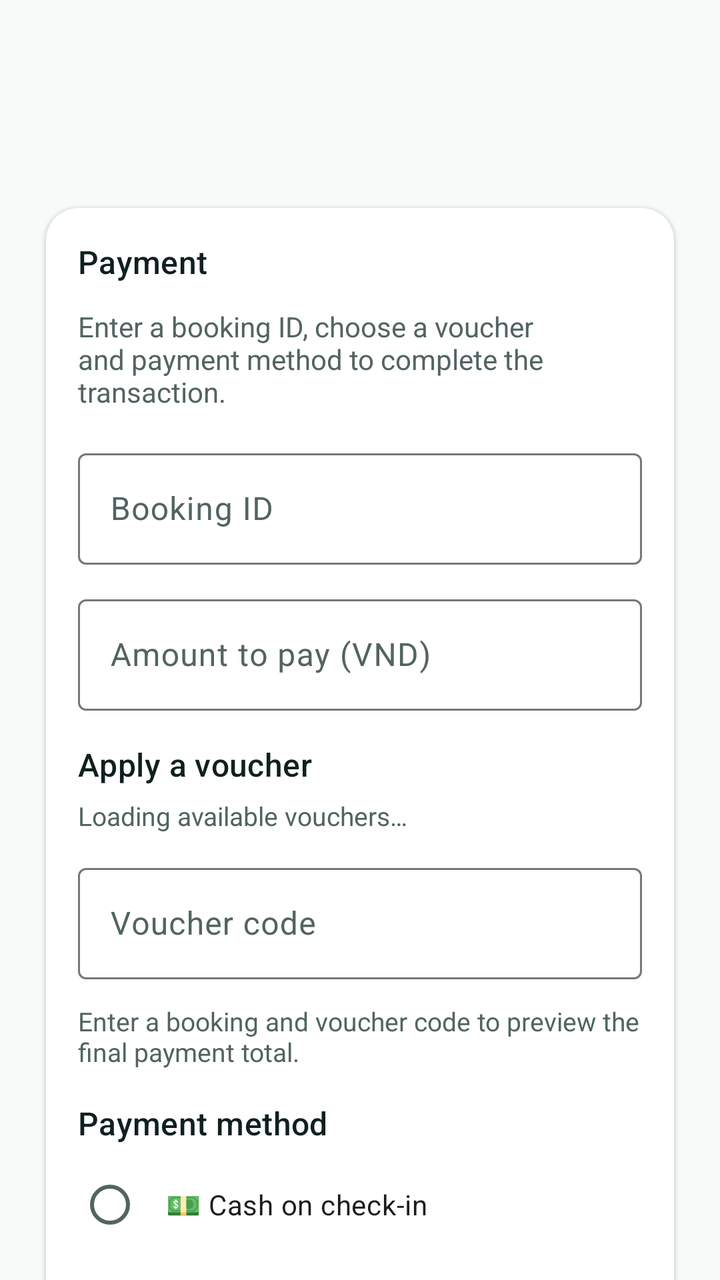
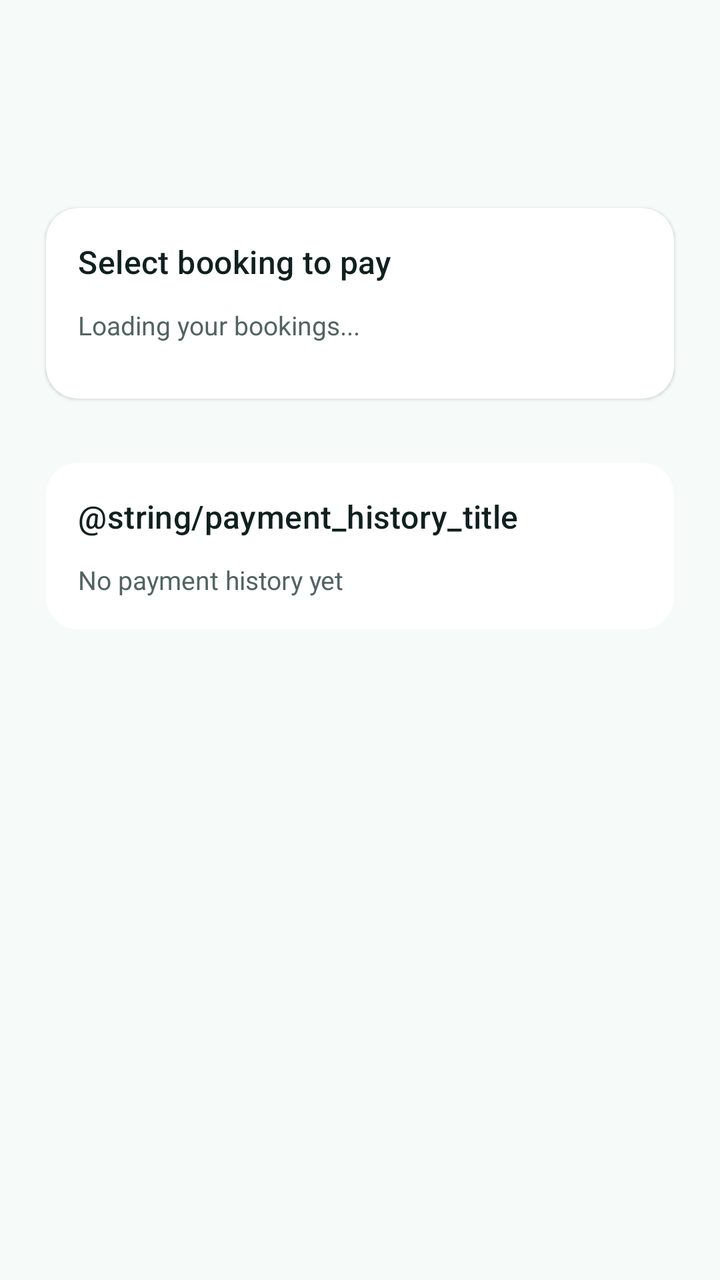

The first picture is an Android layout as it rendered before a commit; the second is the same layout after the commit. The layout source and the unified diff follow.
<!-- AndroidManifest.xml: application theme Theme.Hotelapp_test2 -->
<!-- res/layout/activity_payment.xml -->
<?xml version="1.0" encoding="utf-8"?>
<LinearLayout xmlns:android="http://schemas.android.com/apk/res/android"
    xmlns:app="http://schemas.android.com/apk/res-auto"
    android:layout_width="match_parent"
    android:layout_height="match_parent"
    android:background="@color/surface_base"
    android:orientation="vertical">

    <com.google.android.material.appbar.MaterialToolbar
        android:id="@+id/toolbar"
        android:layout_width="match_parent"
        android:layout_height="wrap_content"
        android:layout_marginStart="@dimen/space_m"
        android:layout_marginTop="@dimen/space_m"
        android:layout_marginEnd="@dimen/space_m" />

    <androidx.core.widget.NestedScrollView
        android:layout_width="match_parent"
        android:layout_height="0dp"
        android:layout_weight="1"
        android:fillViewport="true">

        <LinearLayout
            android:layout_width="match_parent"
            android:layout_height="wrap_content"
            android:orientation="vertical"
            android:padding="@dimen/space_m">

            
            <com.google.android.material.card.MaterialCardView
                android:id="@+id/paymentFormCard"
                style="@style/Widget.Hotel.Card"
                android:layout_width="match_parent"
                android:layout_height="wrap_content">

                <LinearLayout
                    android:layout_width="match_parent"
                    android:layout_height="wrap_content"
                    android:orientation="vertical"
                    android:padding="@dimen/space_m">

                    <TextView
                        style="@style/TextAppearance.Hotel.SectionTitle"
                        android:layout_width="wrap_content"
                        android:layout_height="wrap_content"
                        android:text="@string/payment_title" />

                    <TextView
                        android:layout_width="match_parent"
                        android:layout_height="wrap_content"
                        android:layout_marginTop="@dimen/space_s"
                        android:text="@string/payment_description"
                        android:textColor="@color/text_secondary" />

                    
                    <com.google.android.material.textfield.TextInputLayout
                        android:id="@+id/paymentBookingIdLayout"
                        style="@style/Widget.Material3.TextInputLayout.OutlinedBox"
                        android:layout_width="match_parent"
                        android:layout_height="wrap_content"
                        android:layout_marginTop="@dimen/space_m"
                        android:hint="@string/payment_booking_hint">

                        <com.google.android.material.textfield.TextInputEditText
                            android:id="@+id/paymentBookingId"
                            android:layout_width="match_parent"
                            android:layout_height="wrap_content" />
                    </com.google.android.material.textfield.TextInputLayout>

                    
                    <com.google.android.material.textfield.TextInputLayout
                        android:id="@+id/paymentAmountLayout"
                        style="@style/Widget.Material3.TextInputLayout.OutlinedBox"
                        android:layout_width="match_parent"
                        android:layout_height="wrap_content"
                        android:layout_marginTop="@dimen/space_s"
                        android:hint="@string/payment_amount_hint">

                        <com.google.android.material.textfield.TextInputEditText
                            android:id="@+id/paymentAmount"
                            android:layout_width="match_parent"
                            android:layout_height="wrap_content"
                            android:inputType="numberDecimal" />
                    </com.google.android.material.textfield.TextInputLayout>

                    
                    <TextView
                        style="@style/TextAppearance.Hotel.SectionTitle"
                        android:layout_width="wrap_content"
                        android:layout_height="wrap_content"
                        android:layout_marginTop="@dimen/space_m"
                        android:text="@string/payment_voucher_section_title" />

                    <TextView
                        android:id="@+id/paymentVoucherLoading"
                        android:layout_width="match_parent"
                        android:layout_height="wrap_content"
                        android:layout_marginTop="@dimen/space_xs"
                        android:text="@string/payment_voucher_loading"
                        android:textColor="@color/text_secondary"
                        android:textSize="13sp" />

                    <LinearLayout
                        android:id="@+id/paymentVoucherListContainer"
                        android:layout_width="match_parent"
                        android:layout_height="wrap_content"
                        android:layout_marginTop="@dimen/space_xs"
                        android:orientation="vertical"
                        android:visibility="gone" />

                    <TextView
                        android:id="@+id/paymentSelectedVoucherText"
                        android:layout_width="match_parent"
                        android:layout_height="wrap_content"
                        android:layout_marginTop="@dimen/space_xs"
                        android:textColor="@color/text_secondary"
                        android:textSize="13sp"
                        android:visibility="gone" />

                    
                    <com.google.android.material.textfield.TextInputLayout
                        android:id="@+id/paymentVoucherCodeLayout"
                        style="@style/Widget.Material3.TextInputLayout.OutlinedBox"
                        android:layout_width="match_parent"
                        android:layout_height="wrap_content"
                        android:layout_marginTop="@dimen/space_s"
                        android:hint="@string/voucher_code_hint">

                        <com.google.android.material.textfield.TextInputEditText
                            android:id="@+id/paymentVoucherCode"
                            android:layout_width="match_parent"
                            android:layout_height="wrap_content" />
                    </com.google.android.material.textfield.TextInputLayout>

                    
                    <TextView
                        android:id="@+id/paymentSummaryText"
                        android:layout_width="match_parent"
                        android:layout_height="wrap_content"
                        android:layout_marginTop="@dimen/space_s"
                        android:text="@string/payment_summary_empty"
                        android:textColor="@color/text_secondary"
                        android:textSize="13sp" />

                    
                    <TextView
                        style="@style/TextAppearance.Hotel.SectionTitle"
                        android:layout_width="wrap_content"
                        android:layout_height="wrap_content"
                        android:layout_marginTop="@dimen/space_m"
                        android:text="@string/payment_method_title" />

                    <RadioGroup
                        android:id="@+id/paymentMethodGroup"
                        android:layout_width="match_parent"
                        android:layout_height="wrap_content"
                        android:layout_marginTop="@dimen/space_xs"
                        android:orientation="vertical">

                        <RadioButton
                            android:id="@+id/radioMethodCash"
                            android:layout_width="match_parent"
                            android:layout_height="wrap_content"
                            android:paddingStart="@dimen/space_s"
                            android:paddingEnd="@dimen/space_s"
                            android:text="@string/payment_method_cash" />

                        <RadioButton
                            android:id="@+id/radioMethodQR"
                            android:layout_width="match_parent"
                            android:layout_height="wrap_content"
                            android:paddingStart="@dimen/space_s"
                            android:paddingEnd="@dimen/space_s"
                            android:text="@string/payment_method_qr" />

                        <RadioButton
                            android:id="@+id/radioMethodCard"
                            android:layout_width="match_parent"
                            android:layout_height="wrap_content"
                            android:paddingStart="@dimen/space_s"
                            android:paddingEnd="@dimen/space_s"
                            android:text="@string/payment_method_card" />
                    </RadioGroup>

                    
                    <com.google.android.material.card.MaterialCardView
                        android:id="@+id/paymentQrCard"
                        style="@style/Widget.Hotel.Card"
                        android:layout_width="match_parent"
                        android:layout_height="wrap_content"
                        android:layout_marginTop="@dimen/space_s"
                        android:visibility="gone">

                        <LinearLayout
                            android:layout_width="match_parent"
                            android:layout_height="wrap_content"
                            android:gravity="center"
                            android:orientation="vertical"
                            android:padding="@dimen/space_m">

                            <TextView
                                android:layout_width="wrap_content"
                                android:layout_height="wrap_content"
                                android:text="@string/payment_qr_title"
                                android:textColor="@color/text_primary"
                                android:textSize="15sp"
                                android:textStyle="bold" />

                            <ImageView
                                android:id="@+id/paymentQrImage"
                                android:layout_width="200dp"
                                android:layout_height="200dp"
                                android:layout_marginTop="@dimen/space_s"
                                android:contentDescription="@string/payment_qr_title"
                                android:scaleType="fitCenter" />

                            <TextView
                                android:id="@+id/paymentQrBankInfo"
                                android:layout_width="wrap_content"
                                android:layout_height="wrap_content"
                                android:layout_marginTop="@dimen/space_s"
                                android:gravity="center"
                                android:textColor="@color/text_secondary"
                                android:textSize="13sp" />
                        </LinearLayout>
                    </com.google.android.material.card.MaterialCardView>

                    
                    <LinearLayout
                        android:id="@+id/paymentCardInputContainer"
                        android:layout_width="match_parent"
                        android:layout_height="wrap_content"
                        android:layout_marginTop="@dimen/space_s"
                        android:orientation="vertical"
                        android:visibility="gone">

                        <com.google.android.material.textfield.TextInputLayout
                            style="@style/Widget.Material3.TextInputLayout.OutlinedBox"
                            android:layout_width="match_parent"
                            android:layout_height="wrap_content"
                            android:hint="@string/payment_card_number_hint">

                            <com.google.android.material.textfield.TextInputEditText
                                android:id="@+id/paymentCardNumber"
                                android:layout_width="match_parent"
                                android:layout_height="wrap_content"
                                android:inputType="number"
                                android:maxLength="19"
                                android:text="4111 1111 1111 1111" />
                        </com.google.android.material.textfield.TextInputLayout>

                        <LinearLayout
                            android:layout_width="match_parent"
                            android:layout_height="wrap_content"
                            android:layout_marginTop="@dimen/space_xs"
                            android:orientation="horizontal">

                            <com.google.android.material.textfield.TextInputLayout
                                style="@style/Widget.Material3.TextInputLayout.OutlinedBox"
                                android:layout_width="0dp"
                                android:layout_height="wrap_content"
                                android:layout_marginEnd="@dimen/space_xs"
                                android:layout_weight="1"
                                android:hint="@string/payment_card_expiry_hint">

                                <com.google.android.material.textfield.TextInputEditText
                                    android:id="@+id/paymentCardExpiry"
                                    android:layout_width="match_parent"
                                    android:layout_height="wrap_content"
                                    android:inputType="number"
                                    android:maxLength="5"
                                    android:text="12/28" />
                            </com.google.android.material.textfield.TextInputLayout>

                            <com.google.android.material.textfield.TextInputLayout
                                style="@style/Widget.Material3.TextInputLayout.OutlinedBox"
                                android:layout_width="0dp"
                                android:layout_height="wrap_content"
                                android:layout_weight="1"
                                android:hint="@string/payment_card_cvv_hint">

                                <com.google.android.material.textfield.TextInputEditText
                                    android:id="@+id/paymentCardCvv"
                                    android:layout_width="match_parent"
                                    android:layout_height="wrap_content"
                                    android:inputType="numberPassword"
                                    android:maxLength="4"
                                    android:text="123" />
                            </com.google.android.material.textfield.TextInputLayout>
                        </LinearLayout>
                    </LinearLayout>

                    
                    <com.google.android.material.button.MaterialButton
                        android:id="@+id/paymentSubmitButton"
                        android:layout_width="match_parent"
                        android:layout_height="wrap_content"
                        android:layout_marginTop="@dimen/space_m"
                        android:text="@string/payment_confirm_button" />

                    
                    <TextView
                        android:id="@+id/paymentStatusText"
                        android:layout_width="match_parent"
                        android:layout_height="wrap_content"
                        android:layout_marginTop="@dimen/space_s"
                        android:textColor="@color/text_secondary"
                        android:textSize="13sp" />
                </LinearLayout>
            </com.google.android.material.card.MaterialCardView>

            
            <com.google.android.material.card.MaterialCardView
                style="@style/Widget.Hotel.Card"
                android:layout_width="match_parent"
                android:layout_height="wrap_content"
                android:layout_marginTop="@dimen/space_m">

                <LinearLayout
                    android:layout_width="match_parent"
                    android:layout_height="wrap_content"
                    android:orientation="vertical"
                    android:padding="@dimen/space_m">

                    <TextView
                        style="@style/TextAppearance.Hotel.SectionTitle"
                        android:layout_width="wrap_content"
                        android:layout_height="wrap_content"
                        android:text="@string/payment_history_title" />

                    <TextView
                        android:id="@+id/paymentHistoryText"
                        android:layout_width="match_parent"
                        android:layout_height="wrap_content"
                        android:layout_marginTop="@dimen/space_s"
                        android:text="@string/payment_history_empty"
                        android:textColor="@color/text_secondary"
                        android:textSize="13sp" />
                </LinearLayout>
            </com.google.android.material.card.MaterialCardView>
        </LinearLayout>
    </androidx.core.widget.NestedScrollView>
</LinearLayout>
<!-- resources referenced by this layout -->
<resources>
  <color name="surface_base">#F6FAF9</color>
  <color name="text_primary">#10201F</color>
  <color name="text_secondary">#526462</color>
  <dimen name="space_m">16dp</dimen>
  <dimen name="space_s">12dp</dimen>
  <dimen name="space_xs">6dp</dimen>
  <string name="payment_amount_hint">Amount to pay (VND)</string>
  <string name="payment_booking_hint">Booking ID</string>
  <string name="payment_card_cvv_hint">CVV</string>
  <string name="payment_card_expiry_hint">MM/YY</string>
  <string name="payment_card_number_hint">Card number</string>
  <string name="payment_confirm_button">Confirm payment</string>
  <string name="payment_description">Enter a booking ID, choose a voucher and payment method to complete the transaction.</string>
  <string name="payment_history_empty">No payment history yet</string>
  <string name="payment_history_title">Payment history</string>
  <string name="payment_method_card">💳 Visa / Debit card</string>
  <string name="payment_method_cash">💵 Cash on check-in</string>
  <string name="payment_method_qr">📱 QR Banking transfer</string>
  <string name="payment_method_title">Payment method</string>
  <string name="payment_qr_title">Scan to pay via banking app</string>
  <string name="payment_summary_empty">Enter a booking and voucher code to preview the final payment total.</string>
  <string name="payment_title">Payment</string>
  <string name="payment_voucher_loading">Loading available vouchers…</string>
  <string name="payment_voucher_section_title">Apply a voucher</string>
  <string name="voucher_code_hint">Voucher code</string>
  <style name="TextAppearance.Hotel.SectionTitle" parent="TextAppearance.Material3.TitleMedium">
          <item name="android:textColor">?attr/colorOnSurface</item>
          <item name="fontFamily">sans-serif-medium</item>
          <item name="android:fontFamily">sans-serif-medium</item>
      </style>
  <style name="Widget.Hotel.Card" parent="Widget.Material3.CardView.Elevated">
          <item name="cardCornerRadius">@dimen/radius_m</item>
          <item name="cardUseCompatPadding">true</item>
          <item name="cardBackgroundColor">@color/surface_card</item>
      </style>
  <style name="Theme.Hotelapp_test2" parent="Base.Theme.Hotelapp_test2" />
  <dimen name="radius_m">16dp</dimen>
  <color name="surface_card">#FFFFFFFF</color>
  <color name="brand_primary">#0F766E</color>
  <color name="white">#FFFFFFFF</color>
  <color name="brand_secondary">#2563EB</color>
  <color name="accent_gold">#F59E0B</color>
  <style name="Widget.Hotel.Toolbar" parent="Widget.Material3.Toolbar">
          <item name="titleTextColor">?attr/colorOnSurface</item>
          <item name="subtitleTextColor">?attr/colorOnSurfaceVariant</item>
          <item name="titleTextAppearance">@style/TextAppearance.Hotel.ToolbarTitle</item>
          <item name="subtitleTextAppearance">@style/TextAppearance.Hotel.BodySmall</item>
      </style>
  <style name="Widget.Hotel.Button.Primary" parent="Widget.Material3.Button">
          <item name="backgroundTint">@color/brand_primary</item>
          <item name="android:textColor">@color/white</item>
          <item name="cornerRadius">@dimen/radius_s</item>
          <item name="android:minHeight">@dimen/button_min_height</item>
          <item name="fontFamily">sans-serif-medium</item>
      </style>
  <style name="TextAppearance.Hotel.ToolbarTitle" parent="TextAppearance.Material3.TitleLarge">
          <item name="fontFamily">sans-serif-medium</item>
          <item name="android:fontFamily">sans-serif-medium</item>
          <item name="android:textColor">?attr/colorOnSurface</item>
      </style>
  <style name="TextAppearance.Hotel.BodySmall" parent="TextAppearance.Material3.BodySmall">
          <item name="fontFamily">sans-serif</item>
          <item name="android:fontFamily">sans-serif</item>
          <item name="android:textColor">?attr/colorOnSurfaceVariant</item>
      </style>
  <dimen name="radius_s">12dp</dimen>
  <dimen name="button_min_height">48dp</dimen>
  <!-- unchanged entries left out for length: 1 -->
</resources>

<!-- the commit's change to res/layout/activity_payment.xml (unified diff, before → after) -->
@@ -28,7 +28,7 @@
 
             
             <com.google.android.material.card.MaterialCardView
-                android:id="@+id/paymentFormCard"
+                android:id="@+id/paymentBookingListCard"
                 style="@style/Widget.Hotel.Card"
                 android:layout_width="match_parent"
                 android:layout_height="wrap_content">
@@ -43,96 +43,57 @@
                         style="@style/TextAppearance.Hotel.SectionTitle"
                         android:layout_width="wrap_content"
                         android:layout_height="wrap_content"
-                        android:text="@string/payment_title" />
-
-                    <TextView
-                        android:layout_width="match_parent"
-                        android:layout_height="wrap_content"
-                        android:layout_marginTop="@dimen/space_s"
-                        android:text="@string/payment_description"
-                        android:textColor="@color/text_secondary" />
-
-                    
-                    <com.google.android.material.textfield.TextInputLayout
-                        android:id="@+id/paymentBookingIdLayout"
-                        style="@style/Widget.Material3.TextInputLayout.OutlinedBox"
-                        android:layout_width="match_parent"
-                        android:layout_height="wrap_content"
-                        android:layout_marginTop="@dimen/space_m"
-                        android:hint="@string/payment_booking_hint">
-
-                        <com.google.android.material.textfield.TextInputEditText
-                            android:id="@+id/paymentBookingId"
-                            android:layout_width="match_parent"
-                            android:layout_height="wrap_content" />
-                    </com.google.android.material.textfield.TextInputLayout>
-
-                    
-                    <com.google.android.material.textfield.TextInputLayout
-                        android:id="@+id/paymentAmountLayout"
-                        style="@style/Widget.Material3.TextInputLayout.OutlinedBox"
-                        android:layout_width="match_parent"
-                        android:layout_height="wrap_content"
-                        android:layout_marginTop="@dimen/space_s"
-                        android:hint="@string/payment_amount_hint">
-
-                        <com.google.android.material.textfield.TextInputEditText
-                            android:id="@+id/paymentAmount"
-                            android:layout_width="match_parent"
-                            android:layout_height="wrap_content"
-                            android:inputType="numberDecimal" />
-                    </com.google.android.material.textfield.TextInputLayout>
-
-                    
+                        android:text="@string/payment_booking_list_title" />
+
+                    <TextView
+                        android:id="@+id/paymentBookingListLoading"
+                        android:layout_width="match_parent"
+                        android:layout_height="wrap_content"
+                        android:layout_marginTop="@dimen/space_s"
+                        android:text="@string/payment_booking_list_loading"
+                        android:textColor="@color/text_secondary"
+                        android:textSize="13sp" />
+
+                    <TextView
+                        android:id="@+id/paymentBookingListEmpty"
+                        android:layout_width="match_parent"
+                        android:layout_height="wrap_content"
+                        android:layout_marginTop="@dimen/space_s"
+                        android:text="@string/payment_booking_list_empty"
+                        android:textColor="@color/text_secondary"
+                        android:textSize="13sp"
+                        android:visibility="gone" />
+
+                    <LinearLayout
+                        android:id="@+id/paymentBookingListContainer"
+                        android:layout_width="match_parent"
+                        android:layout_height="wrap_content"
+                        android:layout_marginTop="@dimen/space_s"
+                        android:orientation="vertical" />
+                </LinearLayout>
+            </com.google.android.material.card.MaterialCardView>
+
+            
+            <com.google.android.material.card.MaterialCardView
+                android:id="@+id/paymentFormCard"
+                style="@style/Widget.Hotel.Card"
+                android:layout_width="match_parent"
+                android:layout_height="wrap_content"
+                android:layout_marginTop="@dimen/space_m"
+                android:visibility="gone">
+
+                <LinearLayout
+                    android:layout_width="match_parent"
+                    android:layout_height="wrap_content"
+                    android:orientation="vertical"
+                    android:padding="@dimen/space_m">
+
                     <TextView
                         style="@style/TextAppearance.Hotel.SectionTitle"
                         android:layout_width="wrap_content"
                         android:layout_height="wrap_content"
-                        android:layout_marginTop="@dimen/space_m"
-                        android:text="@string/payment_voucher_section_title" />
-
-                    <TextView
-                        android:id="@+id/paymentVoucherLoading"
-                        android:layout_width="match_parent"
-                        android:layout_height="wrap_content"
-                        android:layout_marginTop="@dimen/space_xs"
-                        android:text="@string/payment_voucher_loading"
-                        android:textColor="@color/text_secondary"
-                        android:textSize="13sp" />
-
-                    <LinearLayout
-                        android:id="@+id/paymentVoucherListContainer"
-                        android:layout_width="match_parent"
-                        android:layout_height="wrap_content"
-                        android:layout_marginTop="@dimen/space_xs"
-                        android:orientation="vertical"
-                        android:visibility="gone" />
-
-                    <TextView
-                        android:id="@+id/paymentSelectedVoucherText"
-                        android:layout_width="match_parent"
-                        android:layout_height="wrap_content"
-                        android:layout_marginTop="@dimen/space_xs"
-                        android:textColor="@color/text_secondary"
-                        android:textSize="13sp"
-                        android:visibility="gone" />
-
-                    
-                    <com.google.android.material.textfield.TextInputLayout
-                        android:id="@+id/paymentVoucherCodeLayout"
-                        style="@style/Widget.Material3.TextInputLayout.OutlinedBox"
-                        android:layout_width="match_parent"
-                        android:layout_height="wrap_content"
-                        android:layout_marginTop="@dimen/space_s"
-                        android:hint="@string/voucher_code_hint">
-
-                        <com.google.android.material.textfield.TextInputEditText
-                            android:id="@+id/paymentVoucherCode"
-                            android:layout_width="match_parent"
-                            android:layout_height="wrap_content" />
-                    </com.google.android.material.textfield.TextInputLayout>
-
-                    
+                        android:text="@string/payment_title" />
+
                     <TextView
                         android:id="@+id/paymentSummaryText"
                         android:layout_width="match_parent"
@@ -140,7 +101,7 @@
                         android:layout_marginTop="@dimen/space_s"
                         android:text="@string/payment_summary_empty"
                         android:textColor="@color/text_secondary"
-                        android:textSize="13sp" />
+                        android:textSize="14sp" />
 
                     
                     <TextView
@@ -296,6 +257,7 @@
                         android:layout_width="match_parent"
                         android:layout_height="wrap_content"
                         android:layout_marginTop="@dimen/space_m"
+                        android:enabled="false"
                         android:text="@string/payment_confirm_button" />
 
                     
<!-- resource entries referenced after the edit -->
@@ -6,15 +6,14 @@
   <dimen name="space_m">16dp</dimen>
   <dimen name="space_s">12dp</dimen>
   <dimen name="space_xs">6dp</dimen>
-  <string name="payment_amount_hint">Amount to pay (VND)</string>
-  <string name="payment_booking_hint">Booking ID</string>
+  <string name="payment_booking_list_empty">You have no unpaid bookings.</string>
+  <string name="payment_booking_list_loading">Loading your bookings...</string>
+  <string name="payment_booking_list_title">Select booking to pay</string>
   <string name="payment_card_cvv_hint">CVV</string>
   <string name="payment_card_expiry_hint">MM/YY</string>
   <string name="payment_card_number_hint">Card number</string>
   <string name="payment_confirm_button">Confirm payment</string>
-  <string name="payment_description">Enter a booking ID, choose a voucher and payment method to complete the transaction.</string>
   <string name="payment_history_empty">No payment history yet</string>
-  <string name="payment_history_title">Payment history</string>
   <string name="payment_method_card">💳 Visa / Debit card</string>
   <string name="payment_method_cash">💵 Cash on check-in</string>
   <string name="payment_method_qr">📱 QR Banking transfer</string>
@@ -22,9 +21,6 @@
   <string name="payment_qr_title">Scan to pay via banking app</string>
   <string name="payment_summary_empty">Enter a booking and voucher code to preview the final payment total.</string>
   <string name="payment_title">Payment</string>
-  <string name="payment_voucher_loading">Loading available vouchers…</string>
-  <string name="payment_voucher_section_title">Apply a voucher</string>
-  <string name="voucher_code_hint">Voucher code</string>
   <style name="TextAppearance.Hotel.SectionTitle" parent="TextAppearance.Material3.TitleMedium">
           <item name="android:textColor">?attr/colorOnSurface</item>
           <item name="fontFamily">sans-serif-medium</item>
